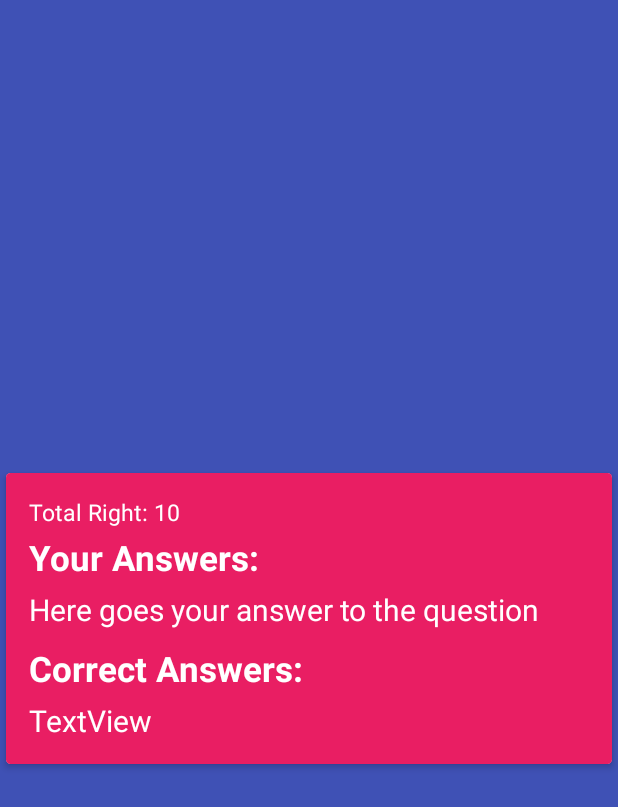
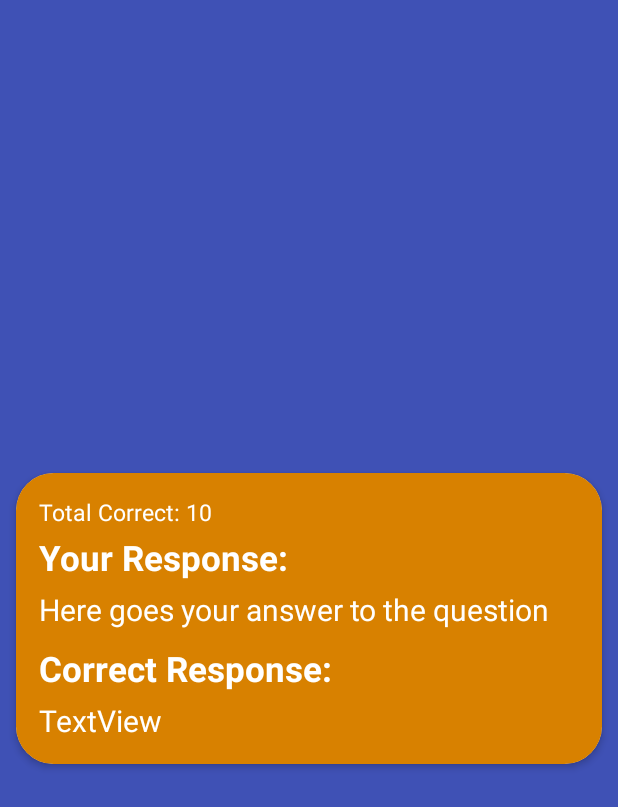
Before and after one commit to HanzlaHassan123/QuizApp_Extended, an Android app: the layout fragment_gallery.xml on its own in the app's theme, with its tools: preview values and no code run, on a phone screen of 412 x 824 dp. Shown: the top 807 px of the screen. Run offline under Robolectric (Android 15) with nearby library versions, the phone set to English and light mode, and no system bars; Roboto replaces fonts that are not available here.

Commit message:
Gallery Fragment added

```diff
--- a/app/src/main/java/com/example/gamingapp/DBHelper.java
+++ b/app/src/main/java/com/example/gamingapp/DBHelper.java
@@ -18,7 +18,6 @@ public class DBHelper extends SQLiteOpenHelper {
 
     public DBHelper(Context context){
         super(context,TABLE_NAME,null,1);
-
     }
 
     @Override
@@ -38,7 +37,7 @@ public class DBHelper extends SQLiteOpenHelper {
 
         values.put(YOURS,your_answers);
         values.put(RIGHT,right_answers);
-        values.put(COUNT,cn);
+        values.put(COUNT,2);
 
         db.insert(TABLE_NAME,null,values);
 
--- a/app/src/main/java/com/example/gamingapp/ui/gallery/GalleryFragment.java
+++ b/app/src/main/java/com/example/gamingapp/ui/gallery/GalleryFragment.java
@@ -46,7 +46,6 @@ public class GalleryFragment extends Fragment {
         // 2. set layoutManger
         recyclerView.setLayoutManager(new LinearLayoutManager(getActivity()));
 
-
         dbHelper=new DBHelper(rootView.getContext());
         ArrayList<HistorStringModel> historStringModels=dbHelper.GetHistory();
 
--- a/app/src/main/res/layout/items_list.xml
+++ b/app/src/main/res/layout/items_list.xml
@@ -9,7 +9,7 @@
     <androidx.cardview.widget.CardView
         android:layout_width="match_parent"
         android:layout_height="wrap_content"
-        app:cardCornerRadius="3dp"
+        app:cardCornerRadius="25dp"
         app:cardElevation="3dp"
         app:cardUseCompatPadding="true"
         app:layout_constraintBottom_toBottomOf="parent"
@@ -19,7 +19,7 @@
         <androidx.constraintlayout.widget.ConstraintLayout
             android:layout_width="match_parent"
             android:layout_height="wrap_content"
-            android:background="#E91E63"
+            android:background="#D88100"
             android:padding="15dp">
 
 
@@ -40,7 +40,7 @@
                     android:layout_height="wrap_content"
                     android:layout_marginBottom="5dp"
                     android:layout_weight="1"
-                    android:text="Your Answers:"
+                    android:text="Your Response:"
                     android:textColor="@color/white"
                     android:fontFamily="@font/amiko"
                     android:textSize="23dp"
@@ -72,7 +72,7 @@
                     android:layout_height="wrap_content"
                     android:layout_marginBottom="5dp"
                     android:layout_weight="1"
-                    android:text="Correct Answers:"
+                    android:text="Correct Response:"
                     android:fontFamily="@font/amiko"
                     android:textColor="@color/white"
                     android:textSize="23dp"
@@ -93,7 +93,7 @@
                 android:id="@+id/count_holder"
                 android:layout_width="match_parent"
                 android:layout_height="wrap_content"
-                android:text="Total Right: 10"
+                android:text="Total Correct: 10"
                 android:textSize="15dp"
                 android:textColor="@color/white"
                 android:fontFamily="@font/amiko"
```
